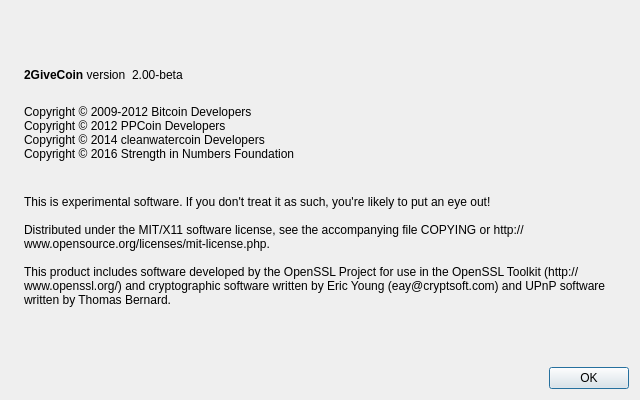
This is src/qt/forms/aboutdialog.ui in LittleDuke/2GIVE as Qt 5 draws it before an edit. The edited form follows.
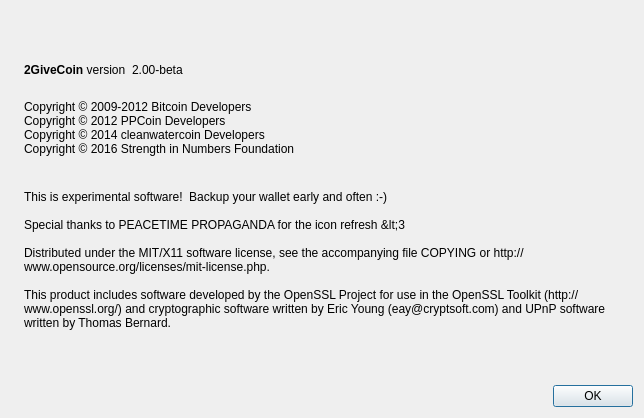
This is the edited form. Icons and pictures are not drawn.

Commit message: + Updated About dialog to give a shout out to our friends at http://peacetimepropaganda.com + Updated Version to RC4

```diff
--- a/src/qt/forms/aboutdialog.ui
+++ b/src/qt/forms/aboutdialog.ui
@@ -6,8 +6,8 @@
    <rect>
     <x>0</x>
     <y>0</y>
-    <width>640</width>
-    <height>400</height>
+    <width>644</width>
+    <height>418</height>
    </rect>
   </property>
   <property name="windowTitle">
@@ -113,7 +113,9 @@
        </property>
        <property name="text">
         <string>
-This is experimental software. If you don't treat it as such, you're likely to put an eye out!
+This is experimental software!  Backup your wallet early and often :-)
+
+Special thanks to PEACETIME PROPAGANDA for the icon refresh &lt;3
 
 Distributed under the MIT/X11 software license, see the accompanying file COPYING or http://www.opensource.org/licenses/mit-license.php.
 
```
The commit also changes 3 other files.
